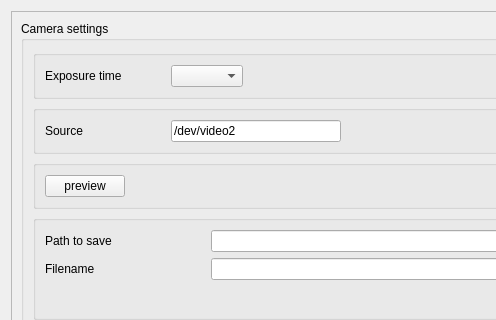
pyIVLS/pyIVLS, file plugins/VenusUSB2/VenusUSB2_settingsWidget.ui: the form before one commit; both pictures show x 0 to 496 and y 0 to 320 of the 868 by 650 pixel window.
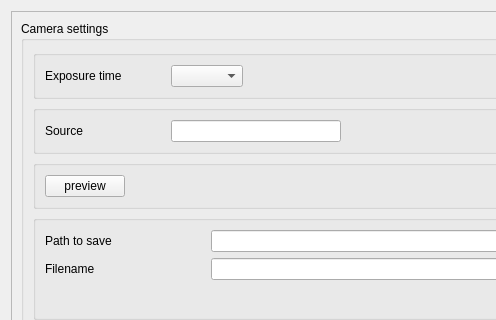
The form after the commit.

```diff
--- a/plugins/VenusUSB2/VenusUSB2_settingsWidget.ui
+++ b/plugins/VenusUSB2/VenusUSB2_settingsWidget.ui
@@ -113,7 +113,7 @@
              <item>
               <widget class="QLineEdit" name="cameraSource">
                <property name="text">
-                <string>/dev/video2</string>
+                <string></string>
                </property>
               </widget>
              </item>
```
